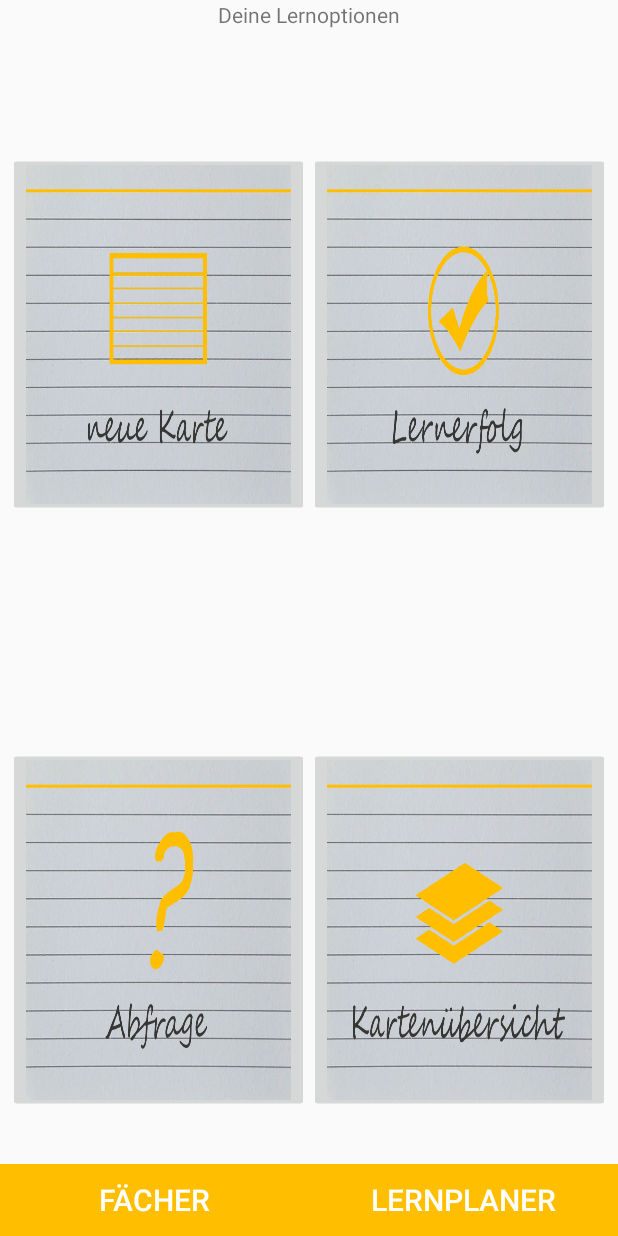
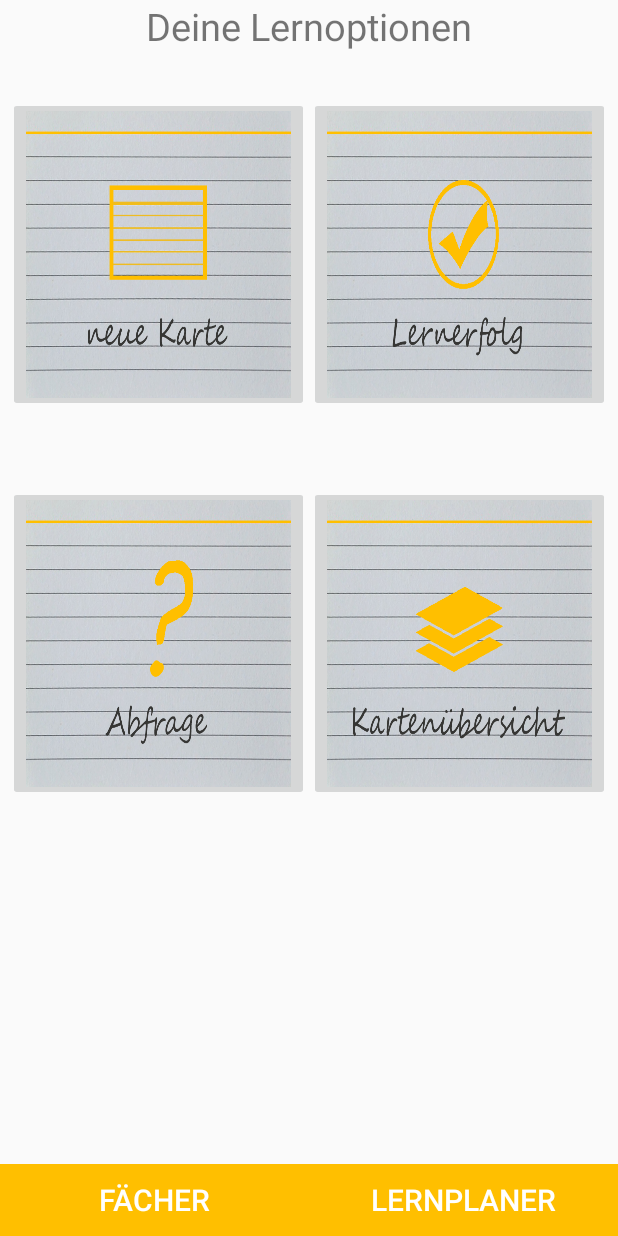
Before and after one commit to timokrapf/SICSmartIndexCards, an Android app: the SubjectActivity screen opened directly, with no data from a screen before it, on a phone screen of 412 x 824 dp. Run offline under Robolectric (Android 15) with nearby library versions, the phone set to English and light mode, and no system bars.

Commit message:
subject Activity Layout angepasst

```diff
--- a/app/src/main/res/layout/subject_activity.xml
+++ b/app/src/main/res/layout/subject_activity.xml
@@ -2,14 +2,14 @@
 <RelativeLayout xmlns:android="http://schemas.android.com/apk/res/android"
     android:layout_width="match_parent"
     android:layout_height="match_parent">
-
 
     <TextView
         android:id="@+id/subject_activity_textview"
         android:layout_width="wrap_content"
         android:layout_height="wrap_content"
         android:text="@string/subject_activity_header"
-        android:layout_centerHorizontal="true"/>
+        android:layout_centerHorizontal="true"
+        android:textSize="25sp"/>
 
     <LinearLayout
         android:layout_width="match_parent"
@@ -29,14 +29,14 @@
             <ImageButton
                 android:id="@+id/new_sic_id"
                 android:layout_width="0dp"
-                android:layout_height="match_parent"
+                android:layout_height="wrap_content"
                 android:layout_weight="1"
                 android:clickable="true"
                 android:contentDescription="@string/new_sic"
                 android:focusable="true"
                 android:scaleType="fitXY"
                 android:src="@drawable/neue_karte"
-                android:scaleY="0.6"
+                android:scaleY="0.8"
                />
 
             <ImageButton
@@ -49,9 +49,8 @@
                 android:focusable="true"
                 android:scaleType="fitXY"
                 android:src="@drawable/lernerfolg_karte"
-                android:scaleY="0.6"
+                android:scaleY="0.8"
                 />
-
         </LinearLayout>
 
         <LinearLayout
@@ -71,7 +70,7 @@
             android:focusable="true"
             android:scaleType="fitXY"
             android:src="@drawable/abfrage_karte"
-            android:scaleY="0.6"
+            android:scaleY="0.8"
             />
 
         <ImageButton
@@ -84,11 +83,19 @@
             android:focusable="true"
             android:scaleType="fitXY"
             android:src="@drawable/kartenuebersicht"
-            android:scaleY="0.6"
+            android:scaleY="0.8"
            />
 
     </LinearLayout>
+
+        <LinearLayout
+            android:layout_width="match_parent"
+            android:layout_height="0dp"
+            android:layout_weight="1">
+        </LinearLayout>
     </LinearLayout>
+
+
 
     <LinearLayout
         android:id="@+id/buttons_id"
```
